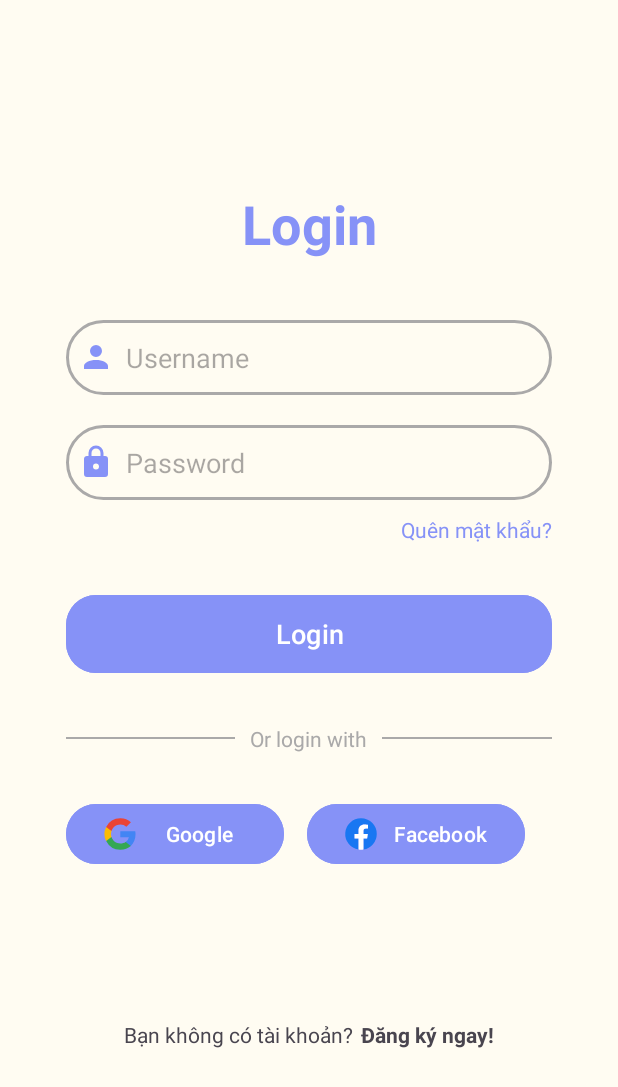
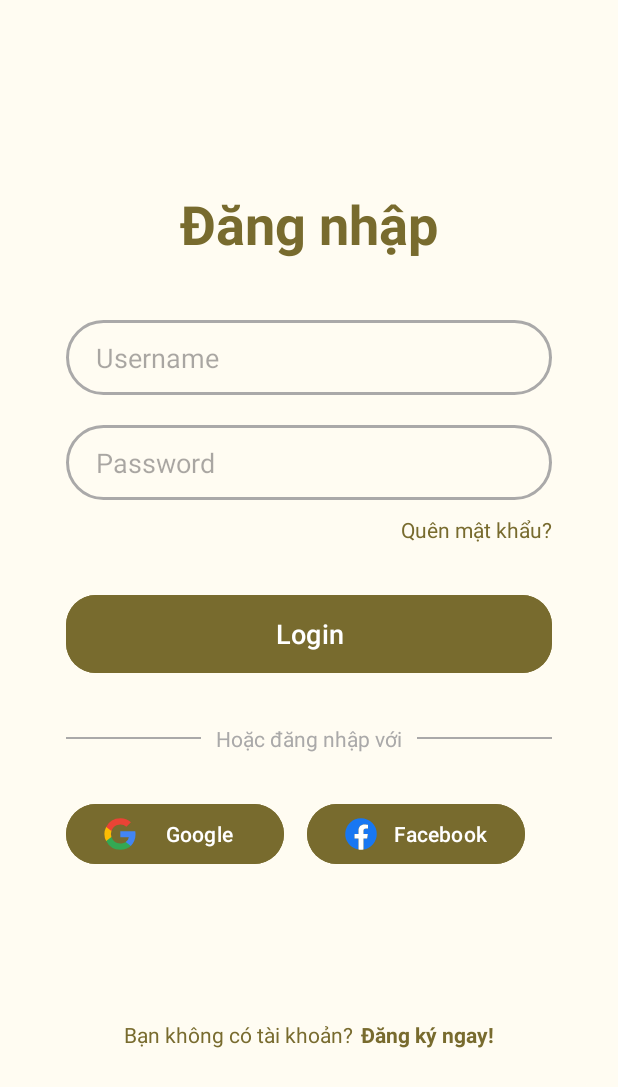
Before and after one commit to lenghia100703/Imperial-Citadel-of-Thang-Long-mobileapp, an Android app: the screen it shows after launch (LoginActivity), on a phone screen of 412 x 824 dp. Shown: the top 1087 px of the screen. Run offline under Robolectric (Android 15) with nearby library versions, the phone set to English and light mode, and no system bars.

Commit message:
update login and register

```diff
--- a/app/src/main/AndroidManifest.xml
+++ b/app/src/main/AndroidManifest.xml
@@ -30,6 +30,7 @@
             </intent-filter>
         </activity>
         <activity android:name=".presentation.home.LoginActivity" />
+        <activity android:name=".presentation.home.RegisterActivity" />
     </application>
 
 </manifest>
--- a/app/src/main/java/com/example/mobileappui/MainActivity.kt
+++ b/app/src/main/java/com/example/mobileappui/MainActivity.kt
@@ -4,6 +4,7 @@ import android.content.Intent
 import android.os.Bundle
 import androidx.appcompat.app.AppCompatActivity
 import com.example.mobileappui.presentation.home.LoginActivity
+import com.example.mobileappui.presentation.home.RegisterActivity
 
 class MainActivity : AppCompatActivity() {
     override fun onCreate(savedInstanceState: Bundle?) {
--- a/app/src/main/java/com/example/mobileappui/presentation/home/LoginActivity.kt
+++ b/app/src/main/java/com/example/mobileappui/presentation/home/LoginActivity.kt
@@ -1,11 +1,9 @@
 package com.example.mobileappui.presentation.home
 
-import android.content.Intent
 import android.os.Bundle
 import android.view.View
 import android.widget.Button
 import android.widget.EditText
-import android.widget.TextView
 import android.widget.Toast
 import androidx.appcompat.app.AppCompatActivity
 import com.example.mobileappui.R
--- a/app/src/main/java/com/example/mobileappui/presentation/home/SplashActivity.kt
+++ b/app/src/main/java/com/example/mobileappui/presentation/home/SplashActivity.kt
@@ -8,7 +8,7 @@ import com.example.mobileappui.MainActivity
 import com.example.mobileappui.R
 
 class SplashActivity: AppCompatActivity() {
-    override  fun onCreate(savedInstanceState: Bundle?) {
+    override fun onCreate(savedInstanceState: Bundle?) {
         super.onCreate(savedInstanceState)
         setContentView(R.layout.activity_splash)
         Handler().postDelayed({
--- a/app/src/main/res/drawable/account.xml
+++ /dev/null
@@ -1,9 +0,0 @@
-<vector xmlns:android="http://schemas.android.com/apk/res/android"
-    android:width="24dp"
-    android:height="24dp"
-    android:viewportWidth="24"
-    android:viewportHeight="24">
-  <path
-      android:fillColor="#8692f7"
-      android:pathData="M12,4A4,4 0,0 1,16 8A4,4 0,0 1,12 12A4,4 0,0 1,8 8A4,4 0,0 1,12 4M12,14C16.42,14 20,15.79 20,18V20H4V18C4,15.79 7.58,14 12,14Z"/>
-</vector>
--- a/app/src/main/res/drawable/lock.xml
+++ /dev/null
@@ -1,9 +0,0 @@
-<vector xmlns:android="http://schemas.android.com/apk/res/android"
-    android:width="24dp"
-    android:height="24dp"
-    android:viewportWidth="24"
-    android:viewportHeight="24">
-  <path
-      android:fillColor="#8692f7"
-      android:pathData="M12,17A2,2 0,0 0,14 15C14,13.89 13.1,13 12,13A2,2 0,0 0,10 15A2,2 0,0 0,12 17M18,8A2,2 0,0 1,20 10V20A2,2 0,0 1,18 22H6A2,2 0,0 1,4 20V10C4,8.89 4.9,8 6,8H7V6A5,5 0,0 1,12 1A5,5 0,0 1,17 6V8H18M12,3A3,3 0,0 0,9 6V8H15V6A3,3 0,0 0,12 3Z"/>
-</vector>
--- a/app/src/main/res/layout/activity_login.xml
+++ b/app/src/main/res/layout/activity_login.xml
@@ -2,6 +2,7 @@
 <LinearLayout
     xmlns:android="http://schemas.android.com/apk/res/android"
     xmlns:app="http://schemas.android.com/apk/res-auto"
+    xmlns:tools="http://schemas.android.com/tools"
     android:layout_width="match_parent"
     android:layout_height="match_parent"
     android:orientation="vertical"
@@ -25,37 +26,36 @@
             <TextView
                 android:layout_width="match_parent"
                 android:layout_height="wrap_content"
-                android:text="Login"
+                android:text="Đăng nhập"
                 android:id="@+id/loginText"
                 android:textSize="36sp"
                 android:textAlignment="center"
                 android:textStyle="bold"
-                android:textColor="@color/purple"/>
+                android:textColor="@color/dark_yellow"/>
 
             <EditText
                 android:layout_width="match_parent"
                 android:layout_height="50dp"
                 android:id="@+id/username"
-                android:background="@drawable/custom_edittext"
+                android:background="@drawable/edittext_login"
                 android:layout_marginTop="40dp"
-                android:padding="8dp"
+                android:paddingStart="20dp"
                 android:hint="Username"
-                android:drawableStart="@drawable/account"
                 android:textColor="@color/black"
-                android:drawablePadding="8dp"/>
+                tools:ignore="RtlSymmetry"
+                />
 
             <EditText
                 android:layout_width="match_parent"
                 android:layout_height="50dp"
                 android:id="@+id/password"
-                android:background="@drawable/custom_edittext"
+                android:background="@drawable/edittext_login"
                 android:layout_marginTop="20dp"
                 android:inputType="textPassword"
-                android:padding="8dp"
+                android:paddingStart="20dp"
                 android:hint="Password"
-                android:drawableStart="@drawable/lock"
                 android:textColor="@color/black"
-                android:drawablePadding="8dp"/>
+                tools:ignore="RtlSymmetry" />
 
             <TextView
                 android:id="@+id/forgot_password"
@@ -63,7 +63,7 @@
                 android:layout_height="wrap_content"
                 android:layout_gravity="end"
                 android:text="Quên mật khẩu?"
-                android:textColor="@color/purple"
+                android:textColor="@color/dark_yellow"
                 android:layout_marginTop="10dp"
                 android:clickable="true"
                 android:focusable="true"/>
@@ -74,7 +74,7 @@
                 android:id="@+id/loginButton"
                 android:textSize="18sp"
                 android:layout_marginTop="30dp"
-                android:backgroundTint="@color/purple"
+                android:backgroundTint="@color/dark_yellow"
                 app:cornerRadius = "20dp"/>
 
             <LinearLayout
@@ -96,7 +96,7 @@
                     android:layout_height="wrap_content"
                     android:layout_marginStart="10dp"
                     android:layout_marginEnd="10dp"
-                    android:text="Or login with"
+                    android:text="Hoặc đăng nhập với"
                     android:textColor="@color/light_gray"/>
 
                 <View
@@ -115,17 +115,17 @@
                     android:layout_width="145dp"
                     android:layout_height="wrap_content"
                     android:text="Google"
-                    android:drawableLeft="@drawable/google"
+                    android:drawableLeft="@drawable/ic_google_login"
                     android:id="@+id/googleButton"
-                    android:backgroundTint="@color/purple"
+                    android:backgroundTint="@color/dark_yellow"
                     android:layout_marginEnd="15dp"/>
                 <Button
                     android:layout_width="145dp"
                     android:layout_height="wrap_content"
                     android:text="Facebook"
-                    android:drawableLeft="@drawable/facebook"
+                    android:drawableLeft="@drawable/ic_fb_login"
                     android:id="@+id/facebookButton"
-                    android:backgroundTint="@color/purple"
+                    android:backgroundTint="@color/dark_yellow"
                     />
             </LinearLayout>
             <LinearLayout
@@ -135,11 +135,13 @@
                 <TextView
                     android:layout_width="wrap_content"
                     android:layout_height="wrap_content"
-                    android:text="Bạn không có tài khoản?" />
+                    android:text="Bạn không có tài khoản?"
+                    android:textColor="@color/dark_yellow"/>
                 <TextView
                     android:layout_width="wrap_content"
                     android:layout_height="wrap_content"
                     android:text="Đăng ký ngay!"
+                    android:textColor="@color/dark_yellow"
                     android:textStyle="bold"
                     android:layout_marginStart="5dp"
                     android:clickable="true"
--- /dev/null
+++ b/app/src/main/res/layout/home_screen.xml
@@ -0,0 +1,6 @@
+<?xml version="1.0" encoding="utf-8"?>
+<androidx.constraintlayout.widget.ConstraintLayout xmlns:android="http://schemas.android.com/apk/res/android"
+    android:layout_width="match_parent"
+    android:layout_height="match_parent">
+
+</androidx.constraintlayout.widget.ConstraintLayout>
--- a/app/src/main/res/values/colors.xml
+++ b/app/src/main/res/values/colors.xml
@@ -2,8 +2,11 @@
 <resources>
     <color name="black">#FF000000</color>
     <color name="white">#FFFFFFFF</color>
-    <color name="purple">#8692f7</color>
-    <color name="yellow">#994C00</color>
+
+    <color name="yellow">#c99c34</color>
     <color name="floral_white">#FFFCF2</color>
     <color name="light_gray">#AAA9A9</color>
+    <color name="dark_yellow">#786b2e</color>
+    <color name="dark_brown">#5E4934</color>
+    <color name="rosewood">#690911</color>
 </resources>
```
Also changed, not shown: app/src/main/java/com/example/mobileappui/presentation/home/RegisterActivity.kt (added, +56 -0 lines), app/src/main/res/layout/activity_register.xml (added, +109 -0 lines), app/src/main/res/drawable/edittext_login.xml (renamed from app/src/main/res/drawable/custom_edittext.xml), app/src/main/res/drawable/ic_fb_login.xml (renamed from app/src/main/res/drawable/facebook.xml), app/src/main/res/drawable/ic_google_login.xml (renamed from app/src/main/res/drawable/google.xml).
